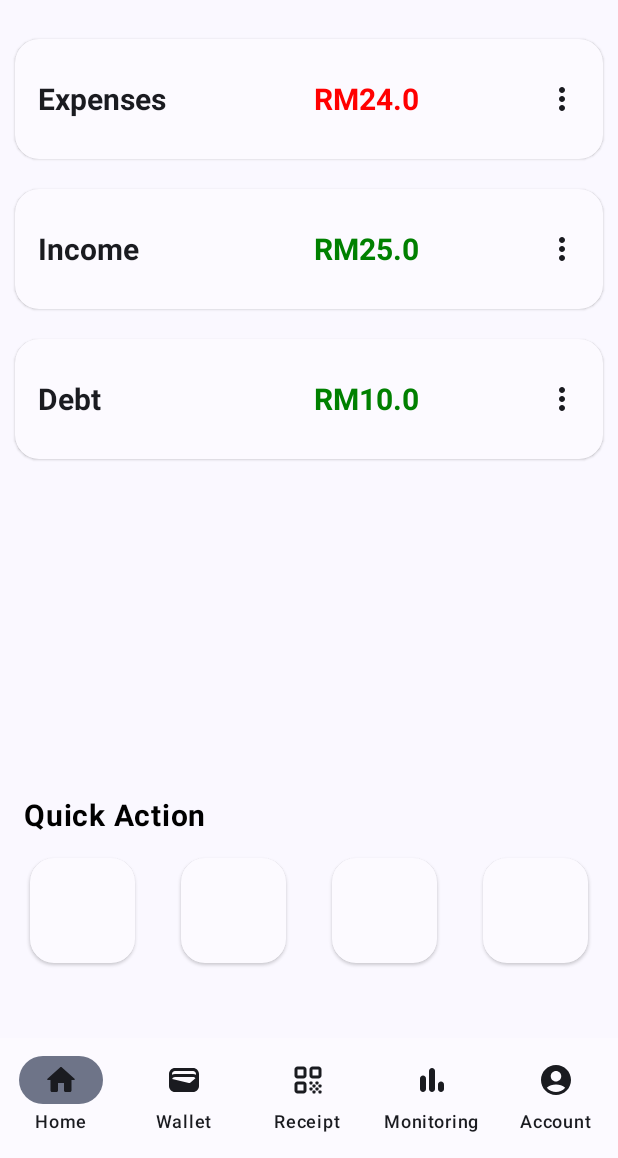
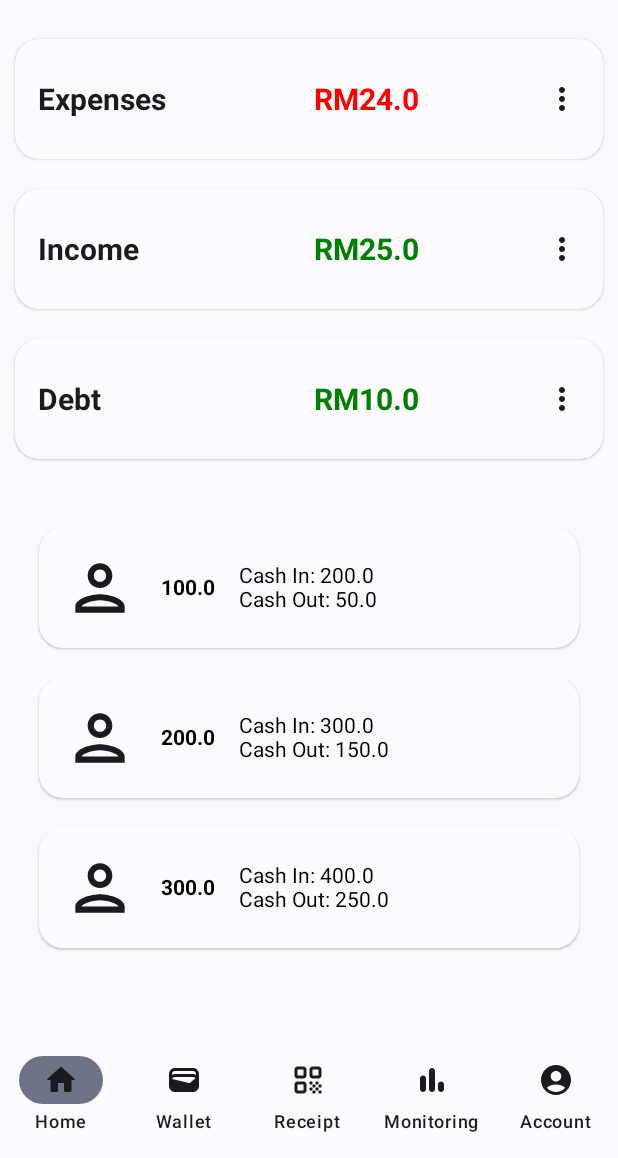
Before and after one commit to Legesus/KiraCash, an Android app built with Jetpack Compose: the @Preview function HomeScreen, on a phone screen of 412 x 824 dp, the part 78-1236 px from its top. Run offline under Robolectric (Android 15) with nearby library versions, the phone set to English and light mode, and no system bars.

Commit message:
Trial DebtMenuScreen

```diff
--- a/app/build.gradle.kts
+++ b/app/build.gradle.kts
@@ -75,5 +75,7 @@ dependencies {
     // Extended Icons
     implementation(libs.material.icons.extended)
 
+    implementation("io.coil-kt:coil-compose:1.4.0")
+
 
 }
--- a/app/src/main/java/com/example/kiracash/MainActivity.kt
+++ b/app/src/main/java/com/example/kiracash/MainActivity.kt
@@ -23,6 +23,7 @@ import com.example.kiracash.ui.theme.KiraCashTheme
 
 import androidx.compose.material.icons.Icons
 import androidx.compose.material.icons.filled.Favorite
+import androidx.compose.material.icons.outlined.Person
 import androidx.compose.material3.ExperimentalMaterial3Api
 import androidx.compose.material3.Icon
 import androidx.compose.material3.NavigationBar
@@ -78,9 +79,30 @@ fun HomeScreen() {
                 )
 
                 CardSection()
-                Spacer(modifier = Modifier.height(100.dp))
+                Spacer(modifier = Modifier.height(10.dp))
 
-                PersonSection()
+                val people = listOf(
+                    Person(
+                        profilePicture = "person_icon", // Using person icon from extended icons library
+                        debtAmount = 100.0,
+                        cashIn = 200.0,
+                        cashOut = 50.0
+                    ),
+                    Person(
+                        profilePicture = "person_icon", // Using person icon from extended icons library
+                        debtAmount = 200.0,
+                        cashIn = 300.0,
+                        cashOut = 150.0
+                    ),
+                    Person(
+                        profilePicture = "person_icon", // Using person icon from extended icons library
+                        debtAmount = 300.0,
+                        cashIn = 400.0,
+                        cashOut = 250.0
+                    ),
+                )
+
+                PersonSection().PersonSectionContent(people)
 
                 Spacer(modifier = Modifier.height(100.dp))
                 Text (
--- a/app/src/main/java/com/example/kiracash/PersonSection.kt
+++ b/app/src/main/java/com/example/kiracash/PersonSection.kt
@@ -1,4 +1,93 @@
 package com.example.kiracash
 
+import androidx.compose.foundation.Image
+import androidx.compose.foundation.layout.*
+import androidx.compose.foundation.lazy.LazyColumn
+import androidx.compose.foundation.lazy.items
+import androidx.compose.foundation.shape.RoundedCornerShape
+import androidx.compose.material.Card
+import androidx.compose.material.Text
+import androidx.compose.material.icons.Icons
+import androidx.compose.material.icons.outlined.Person
+import androidx.compose.material3.Icon
+import androidx.compose.material3.MaterialTheme
+import androidx.compose.runtime.Composable
+import androidx.compose.ui.Alignment
+import androidx.compose.ui.Modifier
+import androidx.compose.ui.text.font.FontWeight
+import androidx.compose.ui.tooling.preview.Preview
+import androidx.compose.ui.unit.dp
+import coil.compose.rememberImagePainter
+
+data class Person(
+    val profilePicture: String, // URL or resource ID
+    val debtAmount: Double,
+    val cashIn: Double,
+    val cashOut: Double
+)
+
+@Composable
+fun PersonList(people: List<Person>, modifier: Modifier = Modifier) {
+    LazyColumn(modifier = modifier) {
+        items(people) { person ->
+            PersonRow(person)
+        }
+    }
+}
+
+@Composable
+fun PersonRow(person: Person) {
+    Card(
+        modifier = Modifier
+            .fillMaxWidth()
+            .height(100.dp)
+            .padding(10.dp),
+        shape = RoundedCornerShape(16.dp),
+        backgroundColor = MaterialTheme.colorScheme.inverseOnSurface
+    ) {
+        Row(
+            modifier = Modifier.padding(15.dp),
+            verticalAlignment = Alignment.CenterVertically
+        ) {
+            if (person.profilePicture == "person_icon") {
+                Icon(Icons.Outlined.Person, contentDescription = null, modifier = Modifier.size(50.dp))
+            } else {
+                Image(
+                    painter = rememberImagePainter(data = person.profilePicture),
+                    contentDescription = null,
+                    modifier = Modifier.size(50.dp)
+                )
+            }
+            Spacer(modifier = Modifier.width(16.dp))
+            Text(text = "${person.debtAmount}", fontWeight = FontWeight.Bold)
+            Spacer(modifier = Modifier.width(16.dp))
+            Column {
+                Text(text = "Cash In: ${person.cashIn}")
+                Text(text = "Cash Out: ${person.cashOut}")
+            }
+        }
+    }
+}
+
+@Preview(showBackground = true)
+@Composable
+fun PreviewPersonSectionContent() {
+    val people = listOf(
+        Person(
+            profilePicture = "", // Add a valid URL or resource ID here
+            debtAmount = 100.0,
+            cashIn = 200.0,
+            cashOut = 50.0
+        )
+        // Add more Person objects here if needed
+    )
+    PersonSection().PersonSectionContent(people)
+}
+
 class PersonSection {
+
+    @Composable
+    fun PersonSectionContent(people: List<Person>) {
+        PersonList(people, Modifier.padding(16.dp))
+    }
 }
```
Also changed, not shown: app/src/main/java/com/example/kiracash/DebtMenu.kt (added, +135 -0 lines).
